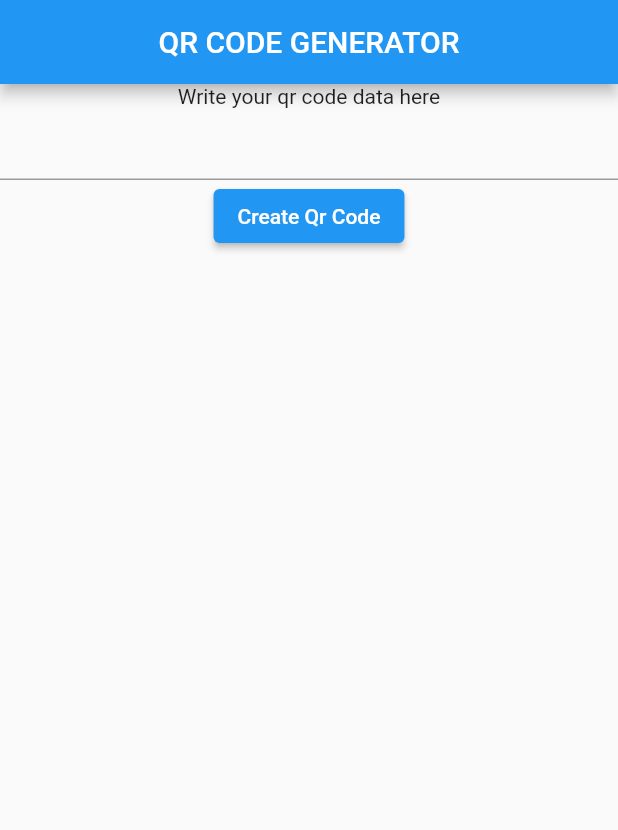
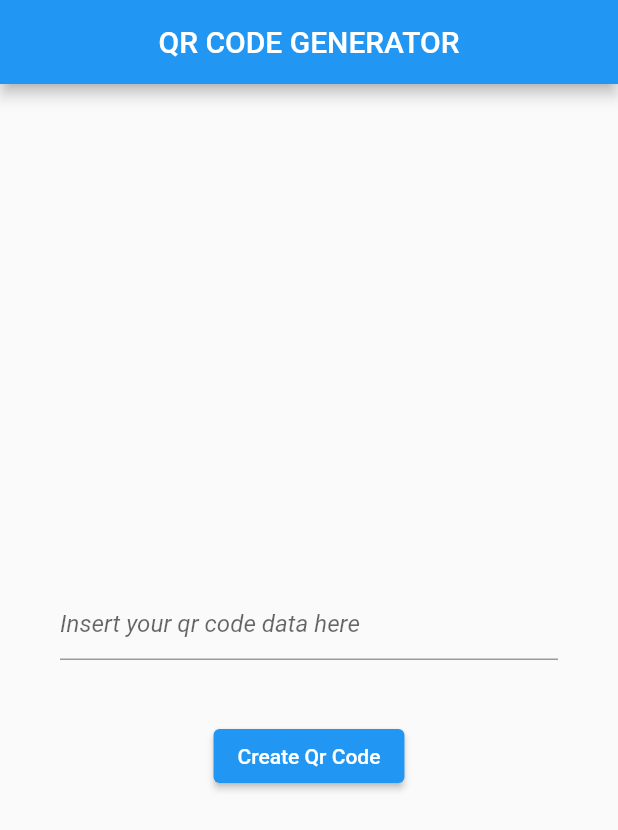
Before and after one commit to EkremKirdemir/Using-Periodic-Timer-in-Flutter, a Flutter app: the screen it shows after launch, on a phone screen of 412 x 824 dp. Shown: the top 830 px of the screen. Run offline on Flutter 3.47's test engine with Material 2 defaults, Android fonts, the phone set to English and light mode, and no system bars; our stand-ins replace qr_flutter.

Commit message:
Update main.dart

```diff
--- a/qrcode/lib/main.dart
+++ b/qrcode/lib/main.dart
@@ -40,7 +40,7 @@ class _MainScreenState extends State<MainScreen> {
       ElevatedButton(onPressed: null, child: null)
     ],
   );*/
-  late String qrCode;
+  String qrCode = '';
   @override
   void initState() {
     super.initState();
@@ -58,13 +58,19 @@ class _MainScreenState extends State<MainScreen> {
         ),
         body: Center(
           child: Column(
+            mainAxisAlignment: MainAxisAlignment.center,
             children: [
-              Text(
+              /*Text(
                 "Write your qr code data here",
-              ),
-              TextField(
-                controller: t1,
-              ),
+              ),*/
+              Padding(
+                  padding: EdgeInsets.all(40.0),
+                  child: TextField(
+                    controller: t1,
+                    decoration: InputDecoration(
+                        hintText: 'Insert your qr code data here',
+                        hintStyle: TextStyle(fontStyle: FontStyle.italic)),
+                  )),
               ElevatedButton(
                   onPressed: () {
                     SystemChrome.setEnabledSystemUIMode(
```
